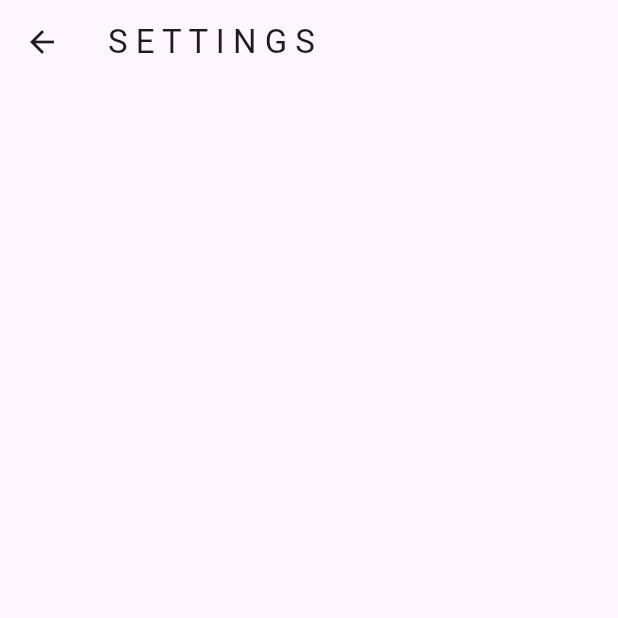
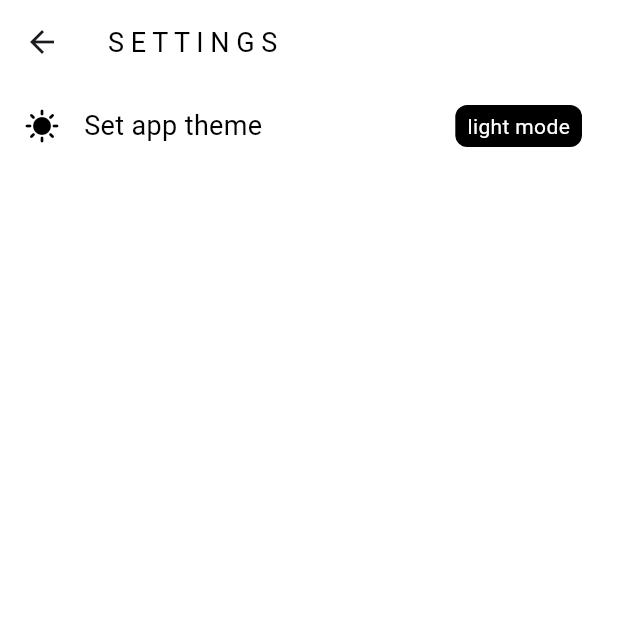
Before and after one commit to Gospel011/themes_test, a Flutter app: the SettingsPage screen opened directly, on a phone screen of 412 x 824 dp, the top half of it. Run offline on Flutter 3.47's test engine with Material 3 defaults, Android fonts, the phone set to English and light mode, and no system bars.

Commit message:
Finished first phase of settings provider

```diff
--- a/lib/presentation/pages/settings.dart
+++ b/lib/presentation/pages/settings.dart
@@ -1,4 +1,10 @@
+
+
+import 'package:custom_scroll_view/providers/settings_provider.dart';
+import 'package:custom_scroll_view/utils/app_constants.dart';
+import 'package:custom_scroll_view/utils/enums.dart';
 import 'package:flutter/material.dart';
+import 'package:provider/provider.dart';
 
 class SettingsPage extends StatelessWidget {
   const SettingsPage({super.key});
@@ -6,7 +12,63 @@ class SettingsPage extends StatelessWidget {
   @override
   Widget build(BuildContext context) {
     return Scaffold(
-      appBar: AppBar(title: const Text("S E T T I N G S"))
-    );
+        appBar: AppBar(title: const Text("S E T T I N G S")),
+        body: Column(
+          children: [
+            ListTile(
+              leading: Icon(
+                Icons.sunny,
+                color: context.read<SettingsProvider>().themeOptions ==
+                        ThemeOptions.light
+                    ? AppConstants.mainColorDark
+                    : AppConstants.mainColorLight,
+              ),
+              title: Text("Set app theme", style: Theme.of(context).textTheme.bodyMedium,),
+              trailing: PopupMenuButton(
+                  itemBuilder: (context) => [
+                        PopupMenuItem(
+                          child: const Text("Dark mode",),
+                          onTap: () {
+                            context.read<SettingsProvider>().theme =
+                                ThemeOptions.dark;
+                          },
+                        ),
+                        PopupMenuItem(
+                          child: const Text("Light mode"),
+                          onTap: () {
+                            context.read<SettingsProvider>().theme =
+                                ThemeOptions.light;
+                          },
+                        ),
+                        // const PopupMenuItem(child: Text("Use system default")),
+                      ],
+                  child: Container(
+                    decoration: BoxDecoration(
+                      borderRadius: BorderRadius.circular(8),
+                      color: context.read<SettingsProvider>().themeOptions ==
+                              ThemeOptions.light
+                          ? AppConstants.mainColorDark
+                          : AppConstants.mainColorLight,
+                    ),
+                    padding:
+                        const EdgeInsets.symmetric(horizontal: 8, vertical: 4),
+                    child: Text(
+                      context.read<SettingsProvider>().themeOptions ==
+                              ThemeOptions.light
+                          ? "light mode"
+                          : "dark mode",
+                      style: Theme.of(context).textTheme.bodyMedium?.copyWith(
+                            fontSize: 14,
+                            color:
+                                context.read<SettingsProvider>().themeOptions ==
+                                        ThemeOptions.light
+                                    ? AppConstants.mainColorLight
+                                    : AppConstants.mainColorDark,
+                          ),
+                    ),
+                  )),
+            )
+          ],
+        ));
   }
 }
--- /dev/null
+++ b/lib/providers/settings_provider.dart
@@ -0,0 +1,20 @@
+import 'package:custom_scroll_view/utils/enums.dart';
+import 'package:custom_scroll_view/utils/themes.dart';
+import 'package:flutter/material.dart';
+
+class SettingsProvider extends ChangeNotifier {
+  ThemeOptions _theme = ThemeOptions.light;
+
+  ThemeOptions get themeOptions => _theme;
+
+  ThemeData get theme =>
+      _theme == ThemeOptions.light ? AppTheme.lightTheme : AppTheme.darkTheme;
+
+  set theme(dynamic value) {
+    // check if value is an option in theme options
+    if (value is! ThemeOptions) return;
+
+    _theme = value;
+    notifyListeners();
+  }
+}
--- /dev/null
+++ b/lib/utils/app_constants.dart
@@ -0,0 +1,11 @@
+
+
+import 'package:flutter/material.dart';
+
+class AppConstants {
+  static const Color lightTextColorMain = Colors.white;
+  static const Color mainColorLight = Colors.white;
+
+  static const Color darkTextColorMain = Colors.black;
+  static const Color mainColorDark = Colors.black;
+}
--- /dev/null
+++ b/lib/utils/enums.dart
@@ -0,0 +1 @@
+enum ThemeOptions { dark, light, system }
--- /dev/null
+++ b/lib/utils/themes.dart
@@ -0,0 +1,26 @@
+import 'package:custom_scroll_view/utils/app_constants.dart';
+import 'package:flutter/material.dart';
+
+class AppTheme {
+  static final lightTheme = ThemeData(
+    scaffoldBackgroundColor: AppConstants.mainColorLight,
+    appBarTheme: const AppBarTheme(
+      backgroundColor: AppConstants.mainColorLight,
+      titleTextStyle: TextStyle(fontSize: 18, color: AppConstants.darkTextColorMain)
+    ),
+    primaryColorLight: AppConstants.mainColorLight,
+      textTheme: const TextTheme(
+          bodyMedium:
+              TextStyle(fontSize: 18, color: AppConstants.darkTextColorMain)));
+
+  static final darkTheme = ThemeData(
+    scaffoldBackgroundColor: AppConstants.mainColorDark,
+    appBarTheme: const AppBarTheme(
+      backgroundColor: AppConstants.mainColorDark,
+      titleTextStyle: TextStyle(fontSize: 18, color: AppConstants.lightTextColorMain)
+    ),
+    primaryColorDark: AppConstants.mainColorDark,
+      textTheme: const TextTheme(
+          bodyMedium:
+              TextStyle(fontSize: 18, color: AppConstants.lightTextColorMain)));
+}
```
Also changed, not shown: lib/main.dart (+12 -5 lines), lib/presentation/components/my_drawer.dart (added, +56 -0 lines), lib/presentation/pages/home_page.dart (+2 -21 lines).
